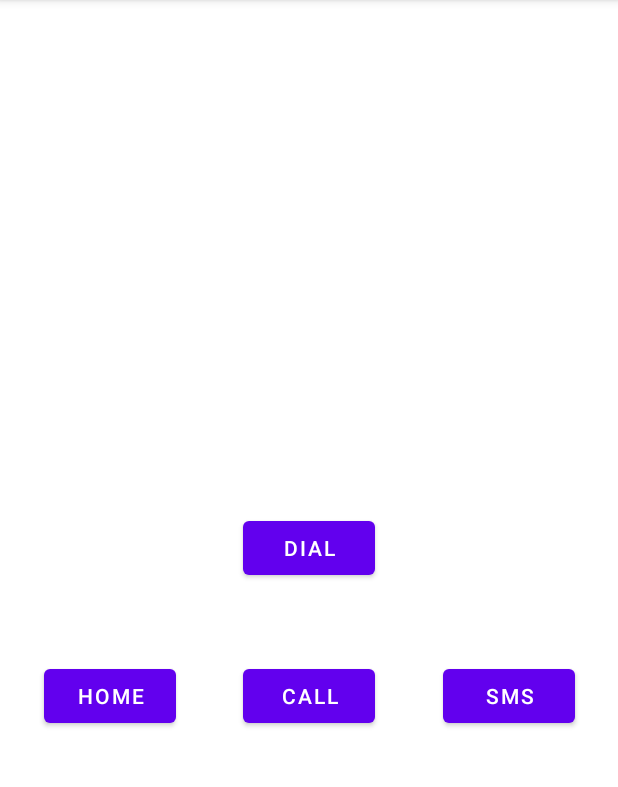
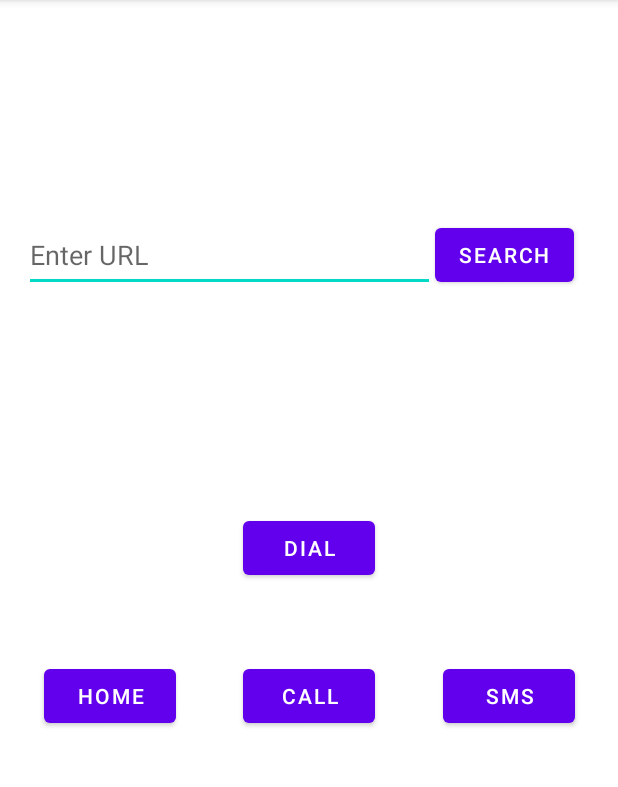
Before and after one commit to zhafranzainal/simple_mobile_app, an Android app: the screen it shows after launch (MyIntentActivity), on a phone screen of 412 x 824 dp, the part 84-871 px from its top. Run offline under Robolectric (Android 15) with nearby library versions, the phone set to English and light mode, and no system bars.

Commit message:
Add search browser functionality

```diff
--- a/app/src/main/java/com/example/simplemobileapp/MyIntentActivity.java
+++ b/app/src/main/java/com/example/simplemobileapp/MyIntentActivity.java
@@ -9,12 +9,16 @@ import android.content.Intent;
 import android.content.pm.PackageManager;
 import android.net.Uri;
 import android.os.Bundle;
+import android.util.Patterns;
 import android.view.View;
 import android.widget.Button;
+import android.widget.EditText;
 import android.widget.Toast;
 
 public class MyIntentActivity extends AppCompatActivity {
 
+    private EditText urlInput;
+    private Button searchBtn;
     private Button homeBtn;
     private Button callBtn;
     private Button smsBtn;
@@ -27,10 +31,31 @@ public class MyIntentActivity extends AppCompatActivity {
         super.onCreate(savedInstanceState);
         setContentView(R.layout.activity_my_intent);
 
+        urlInput = findViewById(R.id.urlText);
+        searchBtn = findViewById(R.id.searchButton);
         homeBtn = findViewById(R.id.homeButton);
         callBtn = findViewById(R.id.callButton);
         smsBtn = findViewById(R.id.smsButton);
         dialBtn = findViewById(R.id.dialButton);
+
+        searchBtn.setOnClickListener(new View.OnClickListener() {
+            @Override
+            public void onClick(View v) {
+
+                String url = urlInput.getText().toString();
+
+                if (!url.startsWith("http://") && !url.startsWith("https://")) {
+                    url = "http://" + url;
+                }
+
+                if (Patterns.WEB_URL.matcher(url).matches()) {
+                    Intent intent = new Intent(Intent.ACTION_VIEW, Uri.parse(url));
+                    startActivity(intent);
+                } else {
+                    Toast.makeText(MyIntentActivity.this, "Invalid URL. Please enter a valid URL.", Toast.LENGTH_SHORT).show();
+                }
+            }
+        });
 
         homeBtn.setOnClickListener(new View.OnClickListener() {
             @Override
--- a/app/src/main/res/layout/activity_my_intent.xml
+++ b/app/src/main/res/layout/activity_my_intent.xml
@@ -5,6 +5,27 @@
     android:layout_width="match_parent"
     android:layout_height="match_parent"
     tools:context=".MyIntentActivity">
+
+    <EditText
+        android:id="@+id/urlText"
+        android:layout_width="274dp"
+        android:layout_height="49dp"
+        android:hint="Enter URL"
+        app:layout_constraintBottom_toTopOf="@+id/dialButton"
+        app:layout_constraintEnd_toEndOf="parent"
+        app:layout_constraintHorizontal_bias="0.116"
+        app:layout_constraintStart_toStartOf="parent"
+        app:layout_constraintTop_toTopOf="parent"
+        app:layout_constraintVertical_bias="0.498" />
+
+    <Button
+        android:id="@+id/searchButton"
+        android:layout_width="wrap_content"
+        android:layout_height="wrap_content"
+        android:text="Search"
+        app:layout_constraintBottom_toBottomOf="@id/urlText"
+        app:layout_constraintStart_toEndOf="@id/urlText"
+        app:layout_constraintTop_toTopOf="@id/urlText" />
 
     <Button
         android:id="@+id/homeButton"
```
